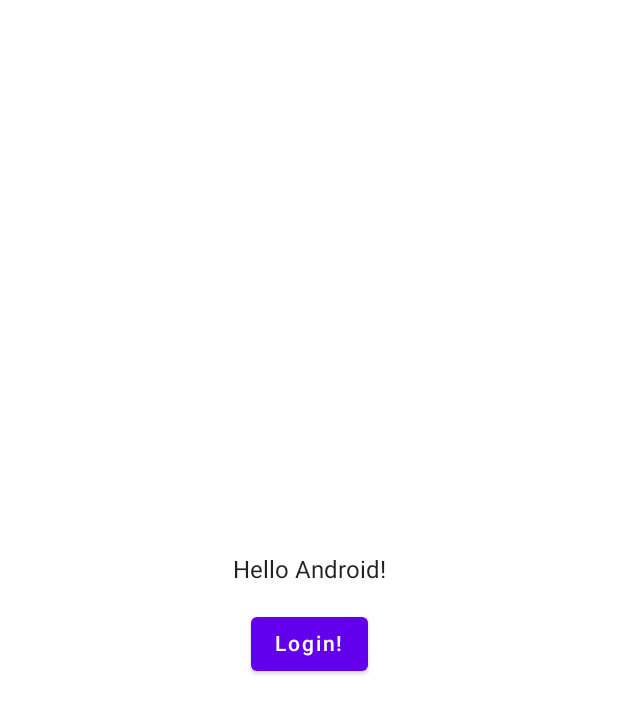
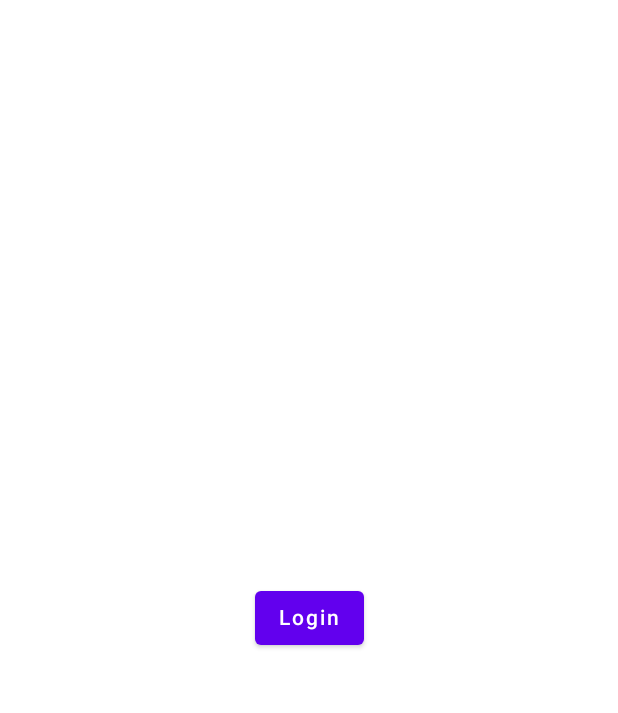
Before and after one commit to tomcurran/cheetah-android, an Android app built with Jetpack Compose: the composable CheetahApp shown on its own in the app's theme, on a phone screen of 412 x 824 dp. Shown: the top 713 px of the screen. Run offline under Robolectric (Android 15) with nearby library versions, the phone set to English and light mode, and no system bars; our stand-ins replace livedata-compose; libraries missing offline, so code that uses them is left out: net.openid.appauth; 2 statements that could not run were skipped.

Commit message:
Android - Started adding Stava OAuth login

```diff
--- a/android/app/src/main/java/org/tomcurran/cheetah/ui/login/LoginScreen.kt
+++ b/android/app/src/main/java/org/tomcurran/cheetah/ui/login/LoginScreen.kt
@@ -1,6 +1,8 @@
 package org.tomcurran.cheetah.ui.login
 
 import android.content.res.Configuration
+import androidx.activity.compose.rememberLauncherForActivityResult
+import androidx.activity.result.contract.ActivityResultContracts
 import androidx.compose.foundation.layout.*
 import androidx.compose.material.*
 import androidx.compose.runtime.Composable
@@ -8,29 +10,48 @@ import androidx.compose.runtime.getValue
 import androidx.compose.runtime.livedata.observeAsState
 import androidx.compose.ui.Alignment
 import androidx.compose.ui.Modifier
+import androidx.compose.ui.platform.LocalLifecycleOwner
 import androidx.compose.ui.tooling.preview.Devices
 import androidx.compose.ui.tooling.preview.Preview
 import androidx.compose.ui.unit.dp
 import androidx.lifecycle.viewmodel.compose.viewModel
 import org.tomcurran.cheetah.ui.MainActivity
 import org.tomcurran.cheetah.ui.theme.CheetahTheme
+import org.tomcurran.cheetah.util.EventObserver
 
 @Composable
 fun LoginScreen(loginViewModel: LoginViewModel = viewModel()) {
-    val name: String by loginViewModel.name.observeAsState("")
-    if (name.isNotEmpty()) {
-        MainActivity.keepSplashScreenVisible = false
+    val debugInfoVisible: Boolean by loginViewModel.debugInfoVisible.observeAsState(false)
+    val debugInfo: String by loginViewModel.debugInfo.observeAsState("")
+    val loggingIn: Boolean by loginViewModel.loggingIn.observeAsState(false)
+    val activityResultLauncher = rememberLauncherForActivityResult(
+        ActivityResultContracts.StartActivityForResult()
+    ) { activityResult ->
+        loginViewModel.onActivityResult(activityResult)
     }
-    val loggingIn: Boolean by loginViewModel.loggingIn.observeAsState(false)
+    loginViewModel.startActivityForResult.observe(LocalLifecycleOwner.current, EventObserver { intent ->
+        try {
+            activityResultLauncher.launch(intent)
+        } catch (e: Exception) {
+            // intentionally left blank - onActivityResult will handle the failure
+        }
+    })
     LoginContent(
-        name = name,
+        debugInfoVisible = debugInfoVisible,
+        debugInfo = debugInfo,
         loggingIn = loggingIn,
         onLoginClick = { loginViewModel.login() },
     )
+    MainActivity.keepSplashScreenVisible = false // TODO place in better location
 }
 
 @Composable
-fun LoginContent(name: String, loggingIn: Boolean, onLoginClick: () -> Unit) {
+fun LoginContent(
+    debugInfoVisible: Boolean,
+    debugInfo: String,
+    loggingIn: Boolean,
+    onLoginClick: () -> Unit,
+) {
     Surface(color = MaterialTheme.colors.background) {
         Column(
             modifier = Modifier.fillMaxSize(),
@@ -40,12 +61,14 @@ fun LoginContent(name: String, loggingIn: Boolean, onLoginClick: () -> Unit) {
             if (loggingIn) {
                 CircularProgressIndicator()
             } else {
-                Text(text = "Hello $name!")
-                Spacer(modifier = Modifier.height(16.dp))
+                if (debugInfoVisible) {
+                    Text(text = debugInfo)
+                    Spacer(modifier = Modifier.height(16.dp))
+                }
                 Button(
                     onClick = onLoginClick,
                 ) {
-                    Text(text = "Login!")
+                    Text(text = "Login")
                 }
             }
         }
@@ -60,7 +83,8 @@ fun LoginContent(name: String, loggingIn: Boolean, onLoginClick: () -> Unit) {
 fun DefaultPreview() {
     CheetahTheme {
         LoginContent(
-            name = "Android",
+            debugInfoVisible = true,
+            debugInfo = "Access token: test...",
             loggingIn = false,
             onLoginClick = {},
         )
--- /dev/null
+++ b/android/app/src/main/java/org/tomcurran/cheetah/util/EventObserver.kt
@@ -0,0 +1,18 @@
+package org.tomcurran.cheetah.util
+
+import androidx.lifecycle.Observer
+
+/**
+ * An [Observer] for [Event]s, simplifying the pattern of checking if the [Event]'s content has
+ * already been handled.
+ *
+ * [onEventUnhandledContent] is *only* called if the [Event]'s contents has not been handled.
+ * Original: https://gist.github.com/JoseAlcerreca/e0bba240d9b3cffa258777f12e5c0ae9
+ */
+class EventObserver<T>(private val onEventUnhandledContent: (T) -> Unit) : Observer<Event<T>> {
+    override fun onChanged(event: Event<T>?) {
+        event?.getContentIfNotHandled()?.let { value ->
+            onEventUnhandledContent(value)
+        }
+    }
+}
--- /dev/null
+++ b/android/app/src/main/res/values-night/colors.xml
@@ -0,0 +1,4 @@
+<?xml version="1.0" encoding="utf-8"?>
+<resources>
+    <color name="colorPrimary">@color/purple_200</color>
+</resources>
--- a/android/app/src/main/res/values-night/themes.xml
+++ b/android/app/src/main/res/values-night/themes.xml
@@ -2,7 +2,7 @@
     <!-- Base application theme. -->
     <style name="Theme.Cheetah" parent="Theme.MaterialComponents.DayNight.DarkActionBar">
         <!-- Primary brand color. -->
-        <item name="colorPrimary">@color/purple_200</item>
+        <item name="colorPrimary">@color/colorPrimary</item>
         <item name="colorPrimaryVariant">@color/purple_700</item>
         <item name="colorOnPrimary">@color/black</item>
         <!-- Secondary brand color. -->
--- a/android/app/src/main/res/values/colors.xml
+++ b/android/app/src/main/res/values/colors.xml
@@ -1,5 +1,7 @@
 <?xml version="1.0" encoding="utf-8"?>
 <resources>
+    <color name="colorPrimary">@color/purple_500</color>
+
     <color name="purple_200">#FFBB86FC</color>
     <color name="purple_500">#FF6200EE</color>
     <color name="purple_700">#FF3700B3</color>
--- a/android/app/src/main/res/values/themes.xml
+++ b/android/app/src/main/res/values/themes.xml
@@ -8,7 +8,7 @@
     <!-- Base application theme. -->
     <style name="Theme.Cheetah" parent="Theme.MaterialComponents.DayNight.DarkActionBar">
         <!-- Primary brand color. -->
-        <item name="colorPrimary">@color/purple_500</item>
+        <item name="colorPrimary">@color/colorPrimary</item>
         <item name="colorPrimaryVariant">@color/purple_700</item>
         <item name="colorOnPrimary">@color/white</item>
         <!-- Secondary brand color. -->
```
Also changed, not shown: android/app/build.gradle (+28 -7 lines), android/app/src/main/java/org/tomcurran/cheetah/ui/login/LoginViewModel.kt (+101 -13 lines), android/app/src/main/java/org/tomcurran/cheetah/util/Event.kt (added, +30 -0 lines), 3 other files.
